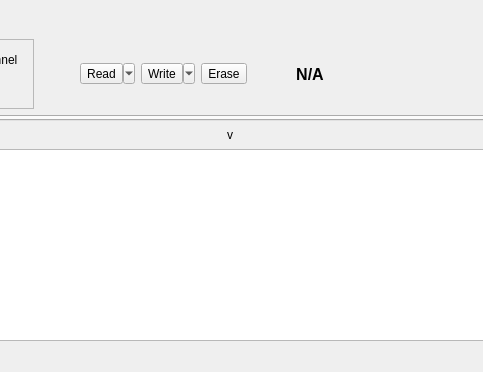
This is src/LorrisShupito/lorrisshupito.ui in Tasssadar/Lorris as Qt 5 draws it before an edit; both pictures show x 365 to 848 and y 0 to 372 of the 1205 by 372 pixel window. The edited form follows.
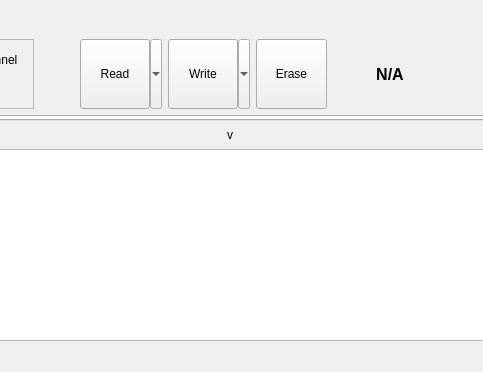
This is the edited form. Icons and pictures are not drawn.

Patch:
```diff
--- a/src/LorrisShupito/lorrisshupito.ui
+++ b/src/LorrisShupito/lorrisshupito.ui
@@ -219,6 +219,12 @@
            <verstretch>0</verstretch>
           </sizepolicy>
          </property>
+         <property name="minimumSize">
+          <size>
+           <width>82</width>
+           <height>70</height>
+          </size>
+         </property>
          <property name="styleSheet">
           <string notr="true"/>
          </property>
@@ -257,6 +263,12 @@
            <verstretch>0</verstretch>
           </sizepolicy>
          </property>
+         <property name="minimumSize">
+          <size>
+           <width>82</width>
+           <height>70</height>
+          </size>
+         </property>
          <property name="styleSheet">
           <string notr="true"/>
          </property>
@@ -292,6 +304,12 @@
            <verstretch>0</verstretch>
           </sizepolicy>
          </property>
+         <property name="minimumSize">
+          <size>
+           <width>71</width>
+           <height>70</height>
+          </size>
+         </property>
          <property name="text">
           <string>Erase</string>
          </property>
```
